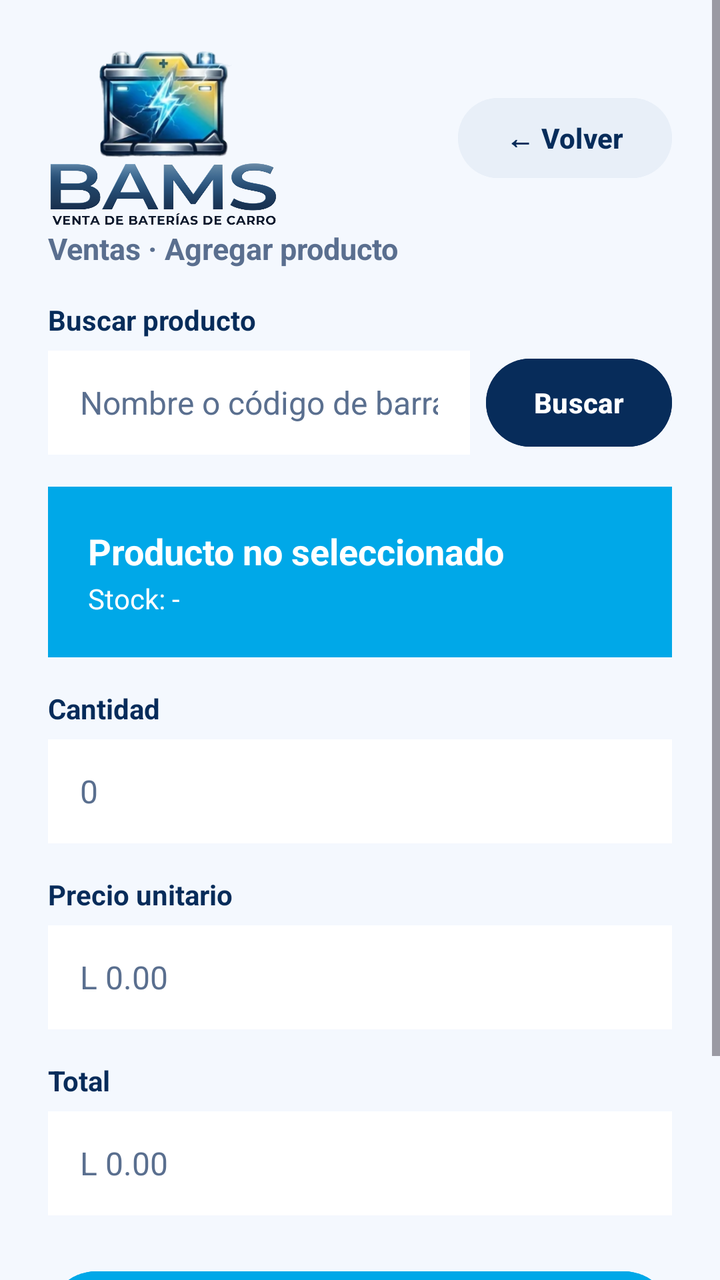
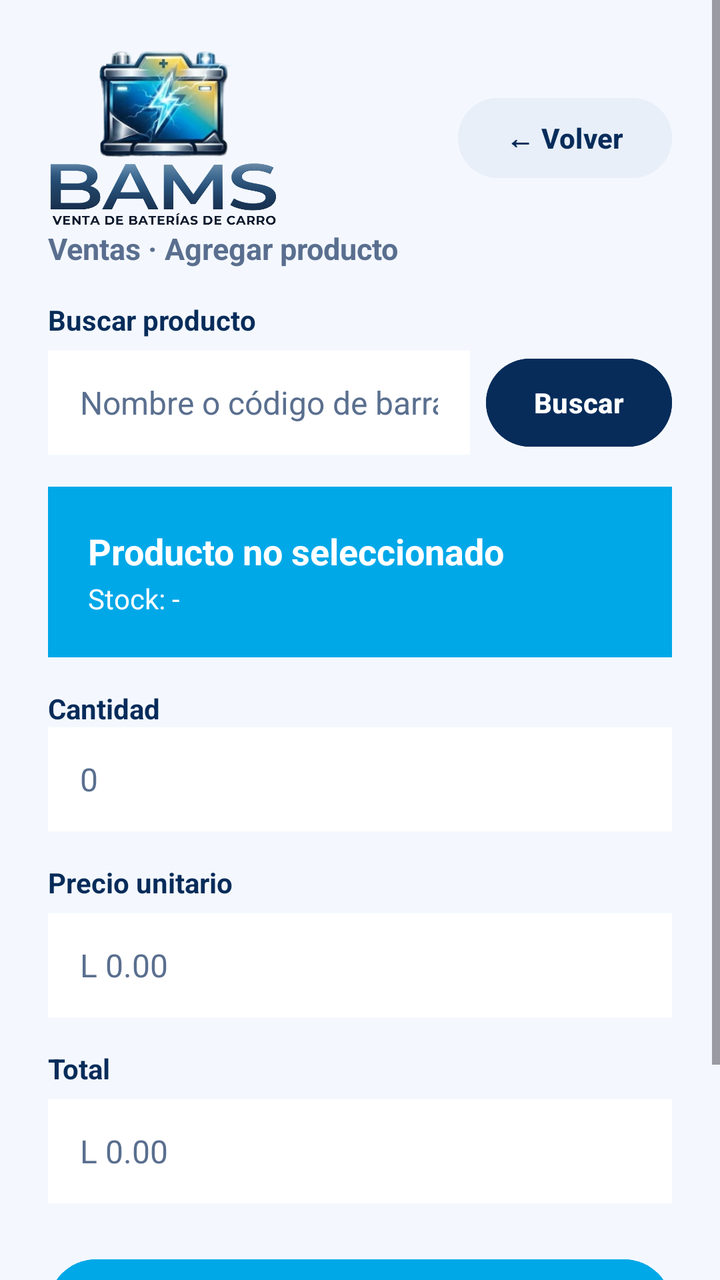

Two renders of the same Android screen: before a commit and after it. Below are the layout's source before the change and the commit's diff.
<!-- AndroidManifest.xml: application theme Theme.BAMS -->
<!-- res/layout/activity_agregar_producto_venta.xml -->
<?xml version="1.0" encoding="utf-8"?>
<ScrollView xmlns:android="http://schemas.android.com/apk/res/android"
    android:layout_width="match_parent"
    android:layout_height="match_parent"
    android:background="#F4F8FE"
    android:fillViewport="true">

    <LinearLayout
        android:layout_width="match_parent"
        android:layout_height="wrap_content"
        android:orientation="vertical"
        android:padding="24dp">

        <LinearLayout
            android:layout_width="match_parent"
            android:layout_height="wrap_content"
            android:gravity="center_vertical"
            android:orientation="horizontal">

            <ImageView
                android:layout_width="120dp"
                android:layout_height="90dp"
                android:contentDescription="BAMS"
                android:scaleType="fitStart"
                android:src="@mipmap/logo" />

            <View
                android:layout_width="0dp"
                android:layout_height="1dp"
                android:layout_weight="1" />

            <Button
                android:id="@+id/btnVolver"
                android:layout_width="wrap_content"
                android:layout_height="48dp"
                android:backgroundTint="#E8EFF8"
                android:text="← Volver"
                android:textAllCaps="false"
                android:textColor="#072C5A"
                android:textStyle="bold" />
        </LinearLayout>

        <TextView
            android:layout_width="wrap_content"
            android:layout_height="wrap_content"
            android:text="Ventas · Agregar producto"
            android:textColor="#5A6F8F"
            android:textSize="15sp"
            android:textStyle="bold" />

        <TextView
            android:layout_width="match_parent"
            android:layout_height="wrap_content"
            android:layout_marginTop="16dp"
            android:text="Buscar producto"
            android:textColor="#072C5A"
            android:textSize="14sp"
            android:textStyle="bold" />

        <LinearLayout
            android:layout_width="match_parent"
            android:layout_height="wrap_content"
            android:layout_marginTop="6dp"
            android:gravity="center_vertical"
            android:orientation="horizontal">

            <EditText
                android:id="@+id/txtBuscar"
                android:layout_width="0dp"
                android:layout_height="52dp"
                android:layout_weight="1"
                android:background="#FFFFFF"
                android:hint="Nombre o código de barras"
                android:imeOptions="actionSearch"
                android:inputType="text"
                android:maxLines="1"
                android:paddingStart="16dp"
                android:paddingEnd="16dp"
                android:textColor="#072C5A"
                android:textColorHint="#5A6F8F"
                android:textSize="16sp" />

            <Button
                android:id="@+id/btnBuscar"
                android:layout_width="wrap_content"
                android:layout_height="52dp"
                android:layout_marginStart="8dp"
                android:backgroundTint="#072C5A"
                android:text="Buscar"
                android:textAllCaps="false"
                android:textColor="#FFFFFF"
                android:textStyle="bold" />
        </LinearLayout>

        <LinearLayout
            android:layout_width="match_parent"
            android:layout_height="wrap_content"
            android:layout_marginTop="16dp"
            android:background="#00A8E8"
            android:orientation="vertical"
            android:padding="20dp">

            <TextView
                android:id="@+id/tvNombreProducto"
                android:layout_width="wrap_content"
                android:layout_height="wrap_content"
                android:text="Producto no seleccionado"
                android:textColor="#FFFFFF"
                android:textSize="18sp"
                android:textStyle="bold" />

            <TextView
                android:id="@+id/tvStockProducto"
                android:layout_width="wrap_content"
                android:layout_height="wrap_content"
                android:layout_marginTop="2dp"
                android:text="Stock: -"
                android:textColor="#FFFFFF"
                android:textSize="14sp" />
        </LinearLayout>

        <TextView
            android:layout_width="match_parent"
            android:layout_height="wrap_content"
            android:layout_marginTop="16dp"
            android:text="Cantidad"
            android:textColor="#072C5A"
            android:textSize="14sp"
            android:textStyle="bold" />

        <EditText
            android:id="@+id/txtCantidad"
            android:layout_width="match_parent"
            android:layout_height="52dp"
            android:layout_marginTop="6dp"
            android:background="#FFFFFF"
            android:hint="0"
            android:inputType="number"
            android:paddingStart="16dp"
            android:paddingEnd="16dp"
            android:textColor="#072C5A"
            android:textColorHint="#5A6F8F"
            android:textSize="16sp" />

        <TextView
            android:layout_width="match_parent"
            android:layout_height="wrap_content"
            android:layout_marginTop="16dp"
            android:text="Precio unitario"
            android:textColor="#072C5A"
            android:textSize="14sp"
            android:textStyle="bold" />

        <EditText
            android:id="@+id/txtprecio"
            android:layout_width="match_parent"
            android:layout_height="52dp"
            android:layout_marginTop="6dp"
            android:background="#FFFFFF"
            android:enabled="false"
            android:hint="L 0.00"
            android:inputType="text"
            android:paddingStart="16dp"
            android:paddingEnd="16dp"
            android:textColor="#072C5A"
            android:textColorHint="#5A6F8F"
            android:textSize="16sp" />

        <TextView
            android:layout_width="match_parent"
            android:layout_height="wrap_content"
            android:layout_marginTop="16dp"
            android:text="Total"
            android:textColor="#072C5A"
            android:textSize="14sp"
            android:textStyle="bold" />

        <EditText
            android:id="@+id/txtTotal"
            android:layout_width="match_parent"
            android:layout_height="52dp"
            android:layout_marginTop="6dp"
            android:background="#FFFFFF"
            android:enabled="false"
            android:hint="L 0.00"
            android:inputType="text"
            android:paddingStart="16dp"
            android:paddingEnd="16dp"
            android:textColor="#072C5A"
            android:textColorHint="#5A6F8F"
            android:textSize="16sp" />

        <Button
            android:id="@+id/btnAgregar"
            android:layout_width="match_parent"
            android:layout_height="56dp"
            android:layout_marginTop="24dp"
            android:backgroundTint="#00A8E8"
            android:text="Agregar"
            android:textAllCaps="false"
            android:textColor="#FFFFFF"
            android:textSize="16sp"
            android:textStyle="bold" />

        <Button
            android:id="@+id/btnCancelar"
            android:layout_width="match_parent"
            android:layout_height="56dp"
            android:layout_marginTop="8dp"
            android:backgroundTint="#072C5A"
            android:text="Cancelar"
            android:textAllCaps="false"
            android:textColor="#FFFFFF"
            android:textSize="16sp"
            android:textStyle="bold" />
    </LinearLayout>
</ScrollView>
<!-- resources referenced by this layout -->
<resources>
  <!-- mipmap logo: png bitmap (mipmap-hdpi, 496674 bytes) -->
  <style name="Theme.BAMS" parent="Base.Theme.BAMS" />
  <style name="Base.Theme.BAMS" parent="Theme.Material3.DayNight.NoActionBar">
          
          
      </style>
</resources>

<!-- the commit's change to res/layout/activity_agregar_producto_venta.xml (unified diff, before → after) -->
@@ -132,7 +132,6 @@
             android:id="@+id/txtCantidad"
             android:layout_width="match_parent"
             android:layout_height="52dp"
-            android:layout_marginTop="6dp"
             android:background="#FFFFFF"
             android:hint="0"
             android:inputType="number"
